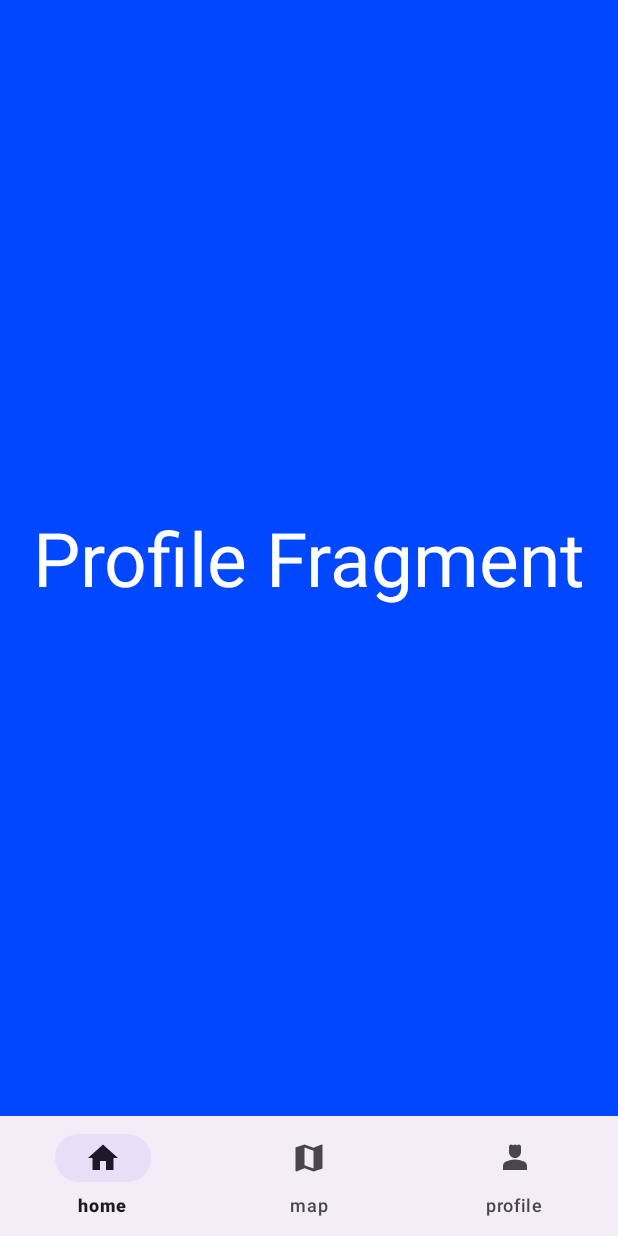
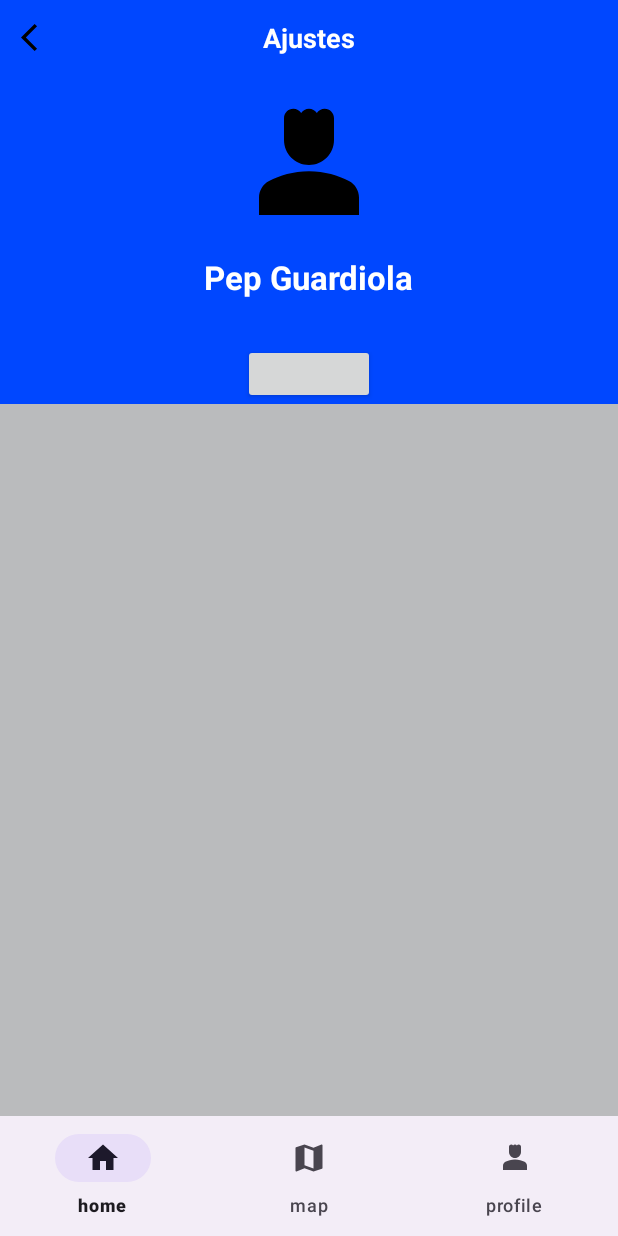
Before and after one commit to AdriaRod/MuseMad, an Android app: the fragment ProfileFragment placed in its activity, on a phone screen of 412 x 824 dp. Run offline under Robolectric (Android 15) with nearby library versions, the light colour scheme and no system bars.

Commit message:
updates in profile Fragment

```diff
--- a/app/build.gradle.kts
+++ b/app/build.gradle.kts
@@ -48,5 +48,8 @@ dependencies {
     implementation("com.github.bumptech.glide:glide:4.16.0")
     implementation("jp.wasabeef:glide-transformations:4.3.0")
 
+    implementation ("androidx.preference:preference:1.1.1") //15/01 13:16
+
+
     annotationProcessor("com.github.bumptech.glide:compiler:4.16.0")
 }
--- /dev/null
+++ b/app/src/main/res/drawable/back_btn.xml
@@ -0,0 +1,7 @@
+<vector android:autoMirrored="true" android:height="24dp"
+    android:tint="#000000" android:viewportHeight="24"
+    android:viewportWidth="24" android:width="24dp" xmlns:android="http://schemas.android.com/apk/res/android">
+
+    <path android:fillColor="@android:color/black" android:pathData="M11.67,3.87L9.9,2.1 0,12l9.9,9.9 1.77,-1.77L3.54,12z"/>
+
+</vector>
--- /dev/null
+++ b/app/src/main/res/drawable/baseline_person_2_24.xml
@@ -0,0 +1,6 @@
+<vector android:height="24dp" android:tint="#000000"
+    android:viewportHeight="24" android:viewportWidth="24"
+    android:width="24dp" xmlns:android="http://schemas.android.com/apk/res/android">
+    <path android:fillColor="@android:color/white" android:pathData="M18.39,14.56C16.71,13.7 14.53,13 12,13c-2.53,0 -4.71,0.7 -6.39,1.56C4.61,15.07 4,16.1 4,17.22V20h16v-2.78C20,16.1 19.39,15.07 18.39,14.56z"/>
+    <path android:fillColor="@android:color/white" android:pathData="M9.78,12h4.44c1.21,0 2.14,-1.06 1.98,-2.26l-0.32,-2.45C15.57,5.39 13.92,4 12,4S8.43,5.39 8.12,7.29L7.8,9.74C7.64,10.94 8.57,12 9.78,12z"/>
+</vector>
--- a/app/src/main/res/layout/fragment_profile.xml
+++ b/app/src/main/res/layout/fragment_profile.xml
@@ -1,18 +1,84 @@
 <?xml version="1.0" encoding="utf-8"?>
-<FrameLayout xmlns:android="http://schemas.android.com/apk/res/android"
+<LinearLayout xmlns:android="http://schemas.android.com/apk/res/android"
+    android:orientation="vertical"
     xmlns:tools="http://schemas.android.com/tools"
     android:layout_width="match_parent"
     android:layout_height="match_parent"
-    android:background="@color/azul_madrid"
+    android:background="@color/gris_fondo"
     tools:context=".ProfileFragment">
 
     <!-- TODO: Update blank fragment layout -->
-    <TextView
-        android:layout_width="wrap_content"
+
+    <RelativeLayout
+        android:layout_width="match_parent"
+        android:layout_height="wrap_content">
+
+
+
+    </RelativeLayout> <!-- arriba -->
+
+    <RelativeLayout
+        android:layout_width="match_parent"
         android:layout_height="wrap_content"
-        android:layout_gravity="center"
-        android:textSize="50dp"
-        android:textColor="@color/white"
-        android:text="Profile Fragment" />
+        android:background="@color/azul_madrid">
 
-</FrameLayout>
+        <ImageView
+            android:layout_width="50dp"
+            android:layout_height="50dp"
+            android:padding="14dp"
+            android:src="@drawable/back_btn" />
+
+        <TextView
+            android:layout_width="wrap_content"
+            android:layout_height="wrap_content"
+            android:layout_centerInParent="true"
+            android:text="Ajustes"
+            android:textColor="@color/white"
+            android:textSize="18dp"
+            android:textStyle="bold" />
+
+
+    </RelativeLayout>
+
+    <ScrollView
+        android:layout_width="match_parent"
+        android:layout_height="wrap_content">
+
+        <LinearLayout
+            android:layout_width="match_parent"
+            android:layout_height="wrap_content"
+            android:orientation="vertical"
+            android:background="@color/azul_madrid">
+
+            <ImageView
+                android:layout_width="100dp"
+                android:layout_height="100dp"
+                android:layout_gravity="center"
+                android:layout_marginTop="10dp"
+                android:src="@drawable/baseline_person_4_24" />
+
+            <TextView
+                android:layout_width="wrap_content"
+                android:layout_height="wrap_content"
+                android:layout_gravity="center"
+                android:layout_marginTop="10dp"
+                android:layout_marginBottom="10dp"
+                android:text="Pep Guardiola"
+                android:textColor="@color/white"
+                android:textSize="22dp"
+                android:textStyle="bold"/>
+
+            <androidx.appcompat.widget.AppCompatButton
+                android:layout_width="wrap_content"
+                android:layout_height="40dp"
+                android:layout_marginTop="20dp"
+                android:paddingStart="20dp"
+                android:layout_gravity="center"
+                android:paddingEnd="20dp"/>
+
+        </LinearLayout>
+
+    </ScrollView>
+
+
+</LinearLayout>
--- a/app/src/main/res/values/colors.xml
+++ b/app/src/main/res/values/colors.xml
@@ -4,4 +4,5 @@
     <color name="white">#FFFFFFFF</color>
     <color name="rojo_madrid">#BE010D</color>
     <color name="azul_madrid">#0047FF</color>
+    <color name="gris_fondo">#BABBBD</color>
 </resources>
```
